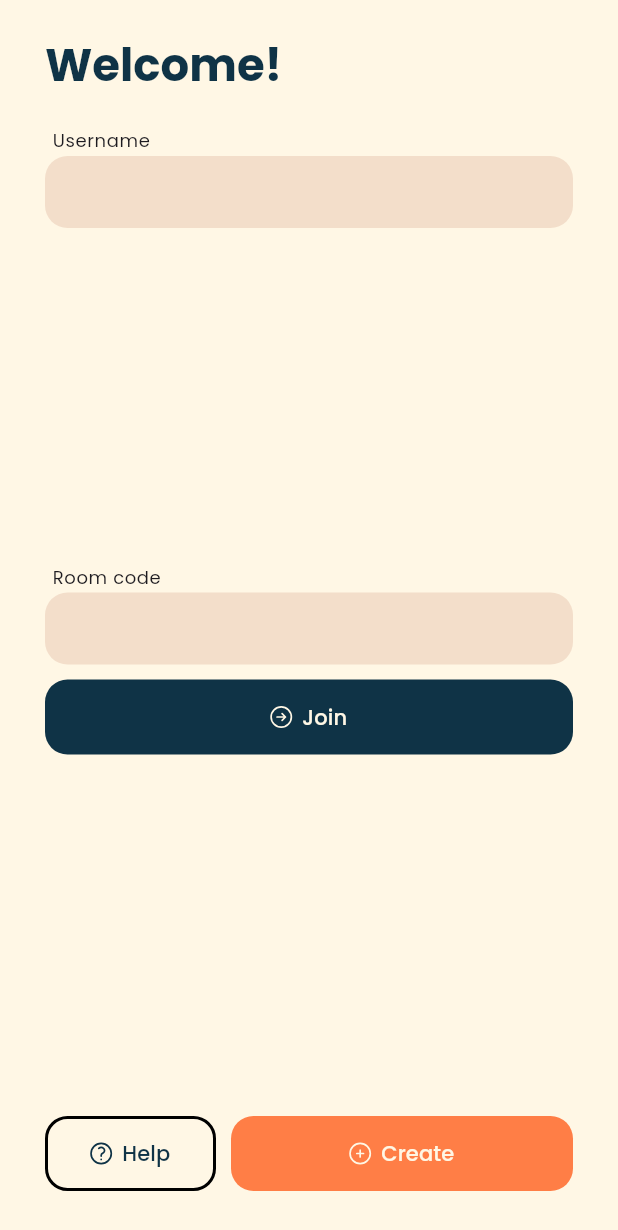
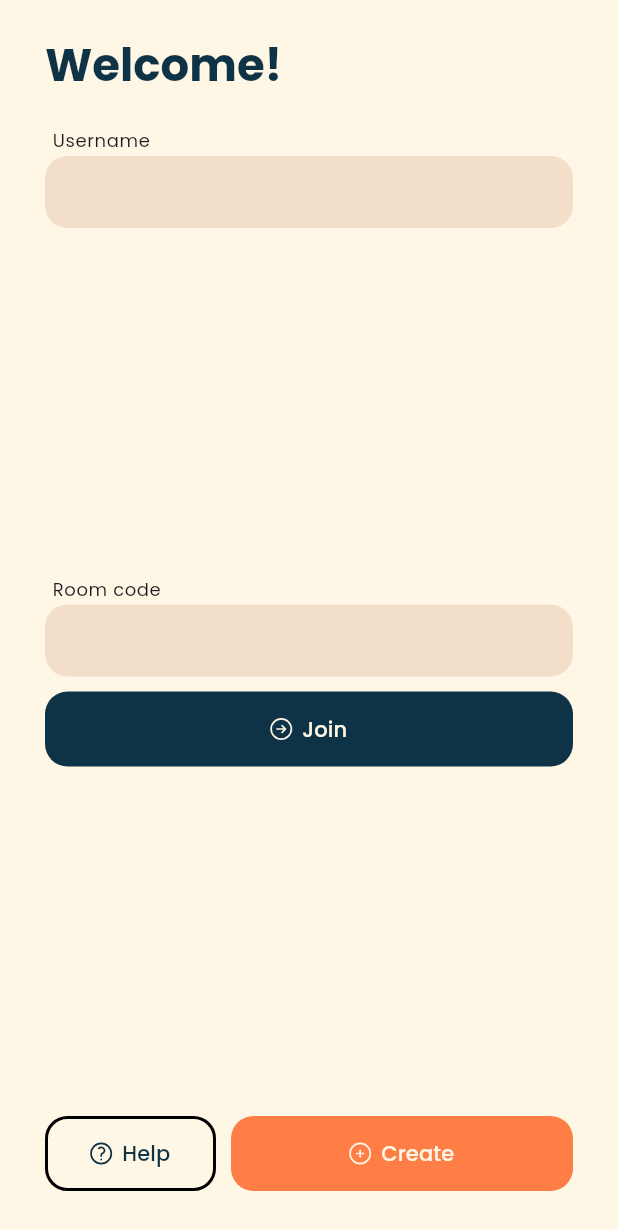
Before and after one commit to jacob-horton/file_transfer_app, a Flutter app: the screen it shows after launch, on a phone screen of 412 x 824 dp. Shown: the top 1230 px of the screen. Run offline on Flutter 3.47's test engine with Material 3 defaults, Android fonts, the light colour scheme and no system bars; our stand-ins replace google_fonts, heroicons; missing offline and left inert: flutter_webrtc; network calls fail.

Commit message:
remove unnecessary stack

```diff
--- a/app/lib/screens/join_screen.dart
+++ b/app/lib/screens/join_screen.dart
@@ -46,7 +46,8 @@ class _RoomScreenState extends State<RoomScreen> {
       body: SafeArea(
         child: Padding(
           padding: const EdgeInsets.all(30.0),
-          child: Stack(
+          child: Column(
+            mainAxisAlignment: MainAxisAlignment.spaceBetween,
             children: [
               CustomTextField(
                 hintText: "Username",
@@ -72,12 +73,7 @@ class _RoomScreenState extends State<RoomScreen> {
                   ],
                 ),
               ),
-              Positioned(
-                bottom: 0,
-                left: 0,
-                right: 0,
-                child: Row(
-                  mainAxisAlignment: MainAxisAlignment.center,
+              Row(
                 children: [
                   Expanded(
                     child: CustomButton(
@@ -110,7 +106,6 @@ class _RoomScreenState extends State<RoomScreen> {
                     ),
                   ),
                 ],
-                ),
               ),
               if (incomingSDPOffer != null)
                 Positioned(
```
Lines whose indentation alone changed are shown as unchanged.
